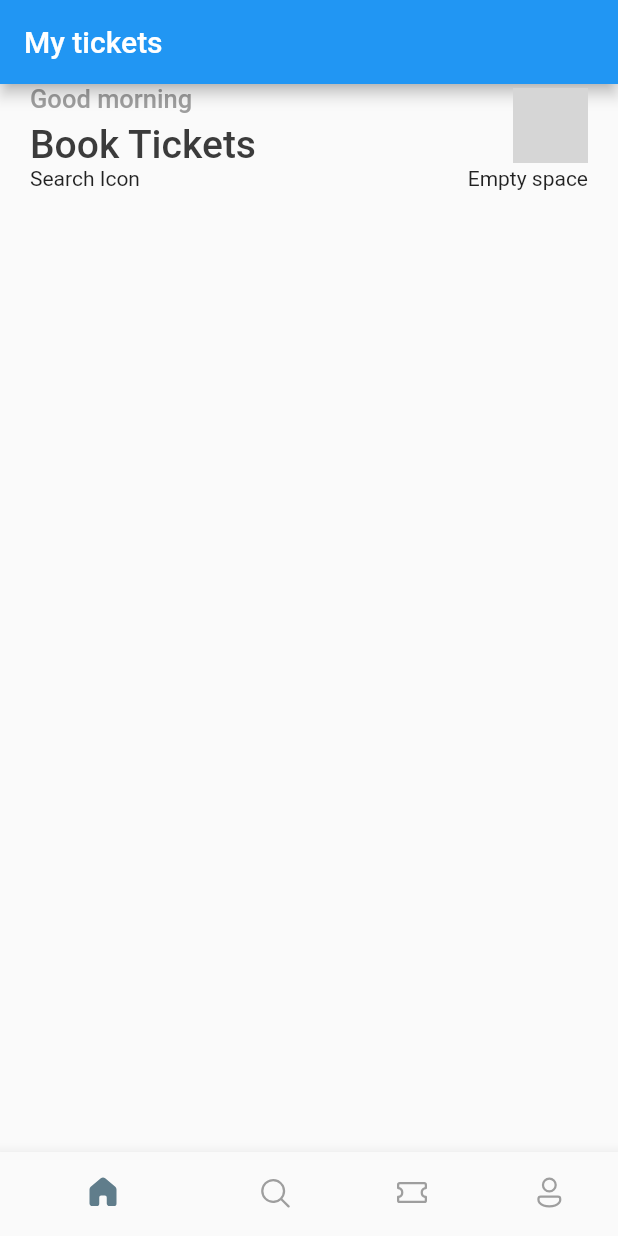
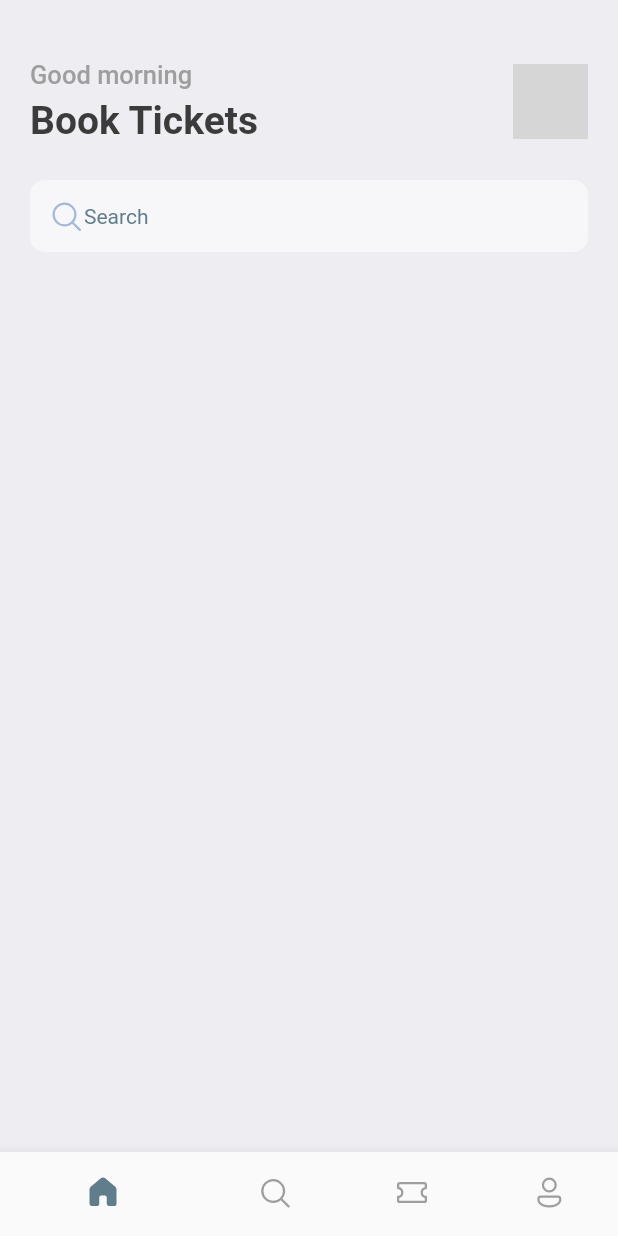
Before and after one commit to AramKim37/airplane_ticket, a Flutter app: the screen it shows after launch, on a phone screen of 412 x 824 dp. Run offline on Flutter 3.47's test engine with Material 2 defaults, Android fonts, the phone set to English and light mode, and no system bars; our stand-ins replace fluentui_icons; grey boxes are pictures that could not be loaded.

Commit message:
completed header with search bar but needs to make function for searching

```diff
--- a/lib/base/bottom_nav_bar.dart
+++ b/lib/base/bottom_nav_bar.dart
@@ -1,3 +1,4 @@
+import 'package:airplane_ticket/base/res/styles/app_styles.dart';
 import 'package:airplane_ticket/screens/home_screen.dart';
 import 'package:fluentui_icons/fluentui_icons.dart';
 import 'package:flutter/material.dart';
@@ -36,9 +37,10 @@ class _BottomNavBarState extends State<BottomNavBar> {
   @override
   Widget build(BuildContext context) {
     return Scaffold(
-      appBar: AppBar(
-        title: const Text("My tickets"),
-      ),
+      // appBar: AppBar(
+      //   // title: const Text("My tickets"),
+      //   backgroundColor: AppStyles.bgColor,
+      // ),
       body: appScreen[_selectedIndex],
       bottomNavigationBar: BottomNavigationBar(
         currentIndex: _selectedIndex,
--- /dev/null
+++ b/lib/base/res/media.dart
@@ -0,0 +1,4 @@
+class AppMedia {
+  static const _baseImage = "assets/images";
+  static const logo = '$_baseImage/logo.png';
+}
--- a/lib/base/res/styles/app_styles.dart
+++ b/lib/base/res/styles/app_styles.dart
@@ -6,10 +6,11 @@ Color text = const Color(0xFF3b3b3b);
 class AppStyles {
   static Color primaryColor = primary;
   static Color textColor = text;
+  static Color bgColor = Color(0xFFeeedf2);
   static TextStyle headLineStyle1 = TextStyle(
     color: textColor,
     fontSize: 26,
-    fontWeight: FontWeight.w500,
+    fontWeight: FontWeight.bold,
   );
   static TextStyle headLineStyle2 = const TextStyle(
     color: Colors.grey,
--- a/lib/main.dart
+++ b/lib/main.dart
@@ -14,10 +14,6 @@ class MyApp extends StatelessWidget {
   @override
   Widget build(BuildContext context) {
     return MaterialApp(
-      title: 'Flutter Demo',
-      theme: ThemeData(
-          // primarySwatch: Colors.blue,
-          ),
       debugShowCheckedModeBanner: false,
       home: BottomNavBar(),
     );
--- a/lib/screens/home_screen.dart
+++ b/lib/screens/home_screen.dart
@@ -1,3 +1,5 @@
+import 'package:airplane_ticket/base/res/media.dart';
+import 'package:fluentui_icons/fluentui_icons.dart';
 import 'package:flutter/material.dart';
 import 'package:flutter/src/widgets/container.dart';
 import 'package:flutter/src/widgets/framework.dart';
@@ -14,8 +16,12 @@ class HomeScreen extends StatelessWidget {
     //Listview.builder
     //expand
     return Scaffold(
+      backgroundColor: AppStyles.bgColor,
       body: ListView(
         children: [
+          const SizedBox(
+            height: 40,
+          ),
           Container(
             padding: const EdgeInsets.symmetric(horizontal: 20),
             child: Column(
@@ -30,7 +36,7 @@ class HomeScreen extends StatelessWidget {
                           "Good morning",
                           style: AppStyles.headLineStyle2,
                         ),
-                        SizedBox(
+                        const SizedBox(
                           height: 5,
                         ),
                         Text(
@@ -44,19 +50,39 @@ class HomeScreen extends StatelessWidget {
                       height: 50,
                       decoration: BoxDecoration(
                         borderRadius: BorderRadius.circular(10),
-                        image: DecorationImage(
-                          image: AssetImage("assets/images/logo.png"),
+                        image: const DecorationImage(
+                          image: AssetImage(AppMedia.logo),
                         ),
                       ),
                     )
                   ],
                 ),
-                Row(
-                  mainAxisAlignment: MainAxisAlignment.spaceBetween,
-                  children: [
-                    Text("Search Icon"),
-                    Text("Empty space"),
-                  ],
+                const SizedBox(
+                  height: 25,
+                ),
+                Container(
+                  padding: const EdgeInsets.symmetric(
+                    horizontal: 12,
+                    vertical: 12,
+                  ),
+                  decoration: BoxDecoration(
+                    borderRadius: BorderRadius.circular(10),
+                    // color: const Color(0xFFF4F6FD),
+                    color: Colors.white54,
+                  ),
+                  child: Row(
+                    // mainAxisAlignment: MainAxisAlignment.spaceBetween,
+                    children: [
+                      Icon(
+                        FluentSystemIcons.ic_fluent_search_regular,
+                        color: Color.fromARGB(255, 162, 185, 215),
+                      ),
+                      Text(
+                        "Search",
+                        style: TextStyle(color: Colors.blueGrey),
+                      ),
+                    ],
+                  ),
                 ),
               ],
             ),
```
